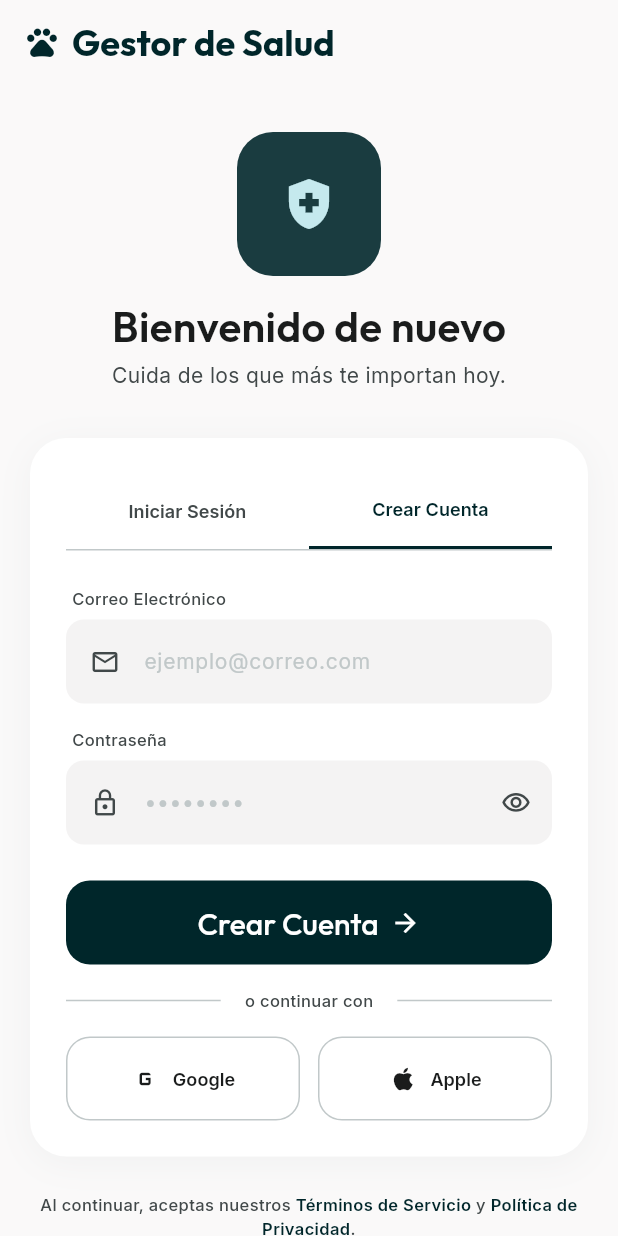
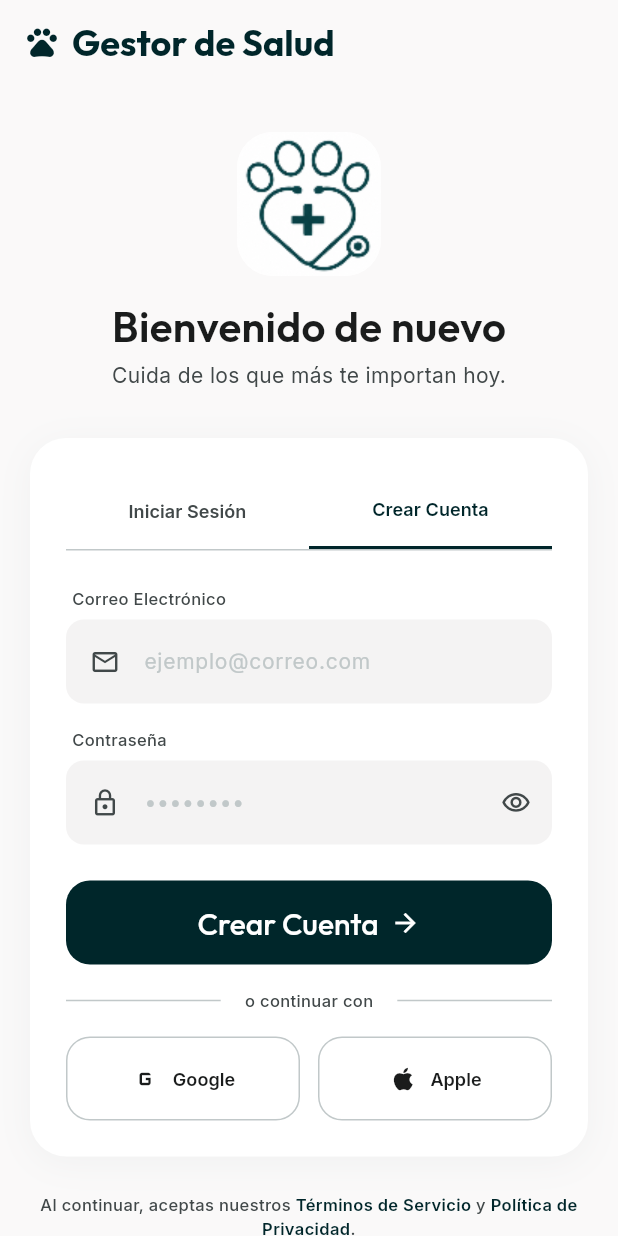
Before and after one commit to edagrex-sketch/Mascota-saludable, a Flutter app: the screen it shows after launch, after a tap on "Crear Cuenta", on a phone screen of 412 x 824 dp. Run offline on Flutter 3.47's test engine with Material 3 defaults, Android fonts, the light colour scheme and no system bars; our stand-ins replace go_router, google_fonts, supabase_flutter; accounts and stored records are empty.

Commit message:
Refactor code structure and remove redundant sections for improved readability and maintainability

```diff
--- a/lib/features/auth/presentation/screens/login_screen.dart
+++ b/lib/features/auth/presentation/screens/login_screen.dart
@@ -154,13 +154,19 @@ class _LoginScreenState extends State<LoginScreen> {
                     width: 96,
                     height: 96,
                     decoration: BoxDecoration(
-                      color: AppColors.primaryContainer,
+                      color: Colors.white,
                       borderRadius: BorderRadius.circular(24),
                     ),
-                    child: const Icon(
-                      Icons.health_and_safety,
-                      size: 40,
-                      color: AppColors.primaryFixed,
+                    child: ClipRRect(
+                      borderRadius: BorderRadius.circular(24),
+                      child: Image.asset(
+                        'logo.png',
+                        width: 96,
+                        height: 96,
+                        cacheWidth: 96,
+                        cacheHeight: 96,
+                        fit: BoxFit.cover,
+                      ),
                     ),
                   ),
                   const SizedBox(height: 16),
--- a/lib/features/auth/presentation/screens/splash_screen.dart
+++ b/lib/features/auth/presentation/screens/splash_screen.dart
@@ -39,17 +39,23 @@ class _SplashScreenState extends State<SplashScreen> {
         child: Column(
           mainAxisAlignment: MainAxisAlignment.center,
           children: [
-            Container(
+          Container(
               width: 96,
               height: 96,
               decoration: BoxDecoration(
-                color: AppColors.primaryContainer,
+                color: Colors.white,
                 borderRadius: BorderRadius.circular(24),
               ),
-              child: const Icon(
-                Icons.pets,
-                size: 48,
-                color: AppColors.primaryFixed,
+              child: ClipRRect(
+                borderRadius: BorderRadius.circular(24),
+                child: Image.asset(
+                  'logo.png',
+                  width: 96,
+                  height: 96,
+                  cacheWidth: 96,
+                  cacheHeight: 96,
+                  fit: BoxFit.cover,
+                ),
               ),
             ),
             const SizedBox(height: 24),
```
Also changed, not shown: pubspec.yaml (+23 -4 lines), logo.png (added), pubspec.lock, 52 other files.
